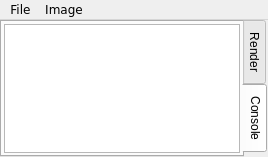
This is src/gui/windowbase.ui in YafaRay/libYafaRay as Qt 5 draws it before an edit. The edited form follows.
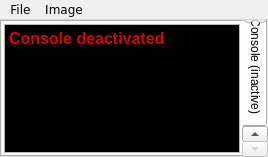
This is the edited form. The open tabs and pages were chosen to show the change.

Commit message: - Fixes on render not saved dialog - Fixes on rough glass under pm and dl (still flawed) - added boxes to mark what bucket is being rendered - Made pixel marking for adaptative sampling optional and changed pure white by insaturated version of the pixel - Added render bucket (tile) size configurable

Diff of the .ui file:
```diff
--- a/src/gui/windowbase.ui
+++ b/src/gui/windowbase.ui
@@ -160,7 +160,7 @@
       </widget>
       <widget class="QWidget" name="tab_2">
        <attribute name="title">
-        <string>Console</string>
+        <string>Console (inactive)</string>
        </attribute>
        <layout class="QGridLayout" name="gridLayout_2">
         <property name="margin">
@@ -170,7 +170,15 @@
          <number>2</number>
         </property>
         <item row="0" column="0">
-         <widget class="QTextEdit" name="yafConsole"/>
+         <widget class="QTextEdit" name="yafConsole">
+          <property name="html">
+           <string>&lt;!DOCTYPE HTML PUBLIC &quot;-//W3C//DTD HTML 4.0//EN&quot; &quot;http://www.w3.org/TR/REC-html40/strict.dtd&quot;&gt;
+&lt;html&gt;&lt;head&gt;&lt;meta name=&quot;qrichtext&quot; content=&quot;1&quot; /&gt;&lt;style type=&quot;text/css&quot;&gt;
+p, li { white-space: pre-wrap; }
+&lt;/style&gt;&lt;/head&gt;&lt;body style=&quot; font-family:'Tahoma'; font-size:10pt; font-weight:400; font-style:normal;&quot; bgcolor=&quot;#000000&quot;&gt;
+&lt;p style=&quot; margin-top:0px; margin-bottom:0px; margin-left:0px; margin-right:0px; -qt-block-indent:0; text-indent:0px;&quot;&gt;&lt;span style=&quot; font-size:12pt; font-weight:600; color:#de0000;&quot;&gt;Console deactivated&lt;/span&gt;&lt;/p&gt;&lt;/body&gt;&lt;/html&gt;</string>
+          </property>
+         </widget>
         </item>
        </layout>
       </widget>
```
Left out of the diff: 3 changed lines with no effect on the pictures. The commit also changes 13 other files.
